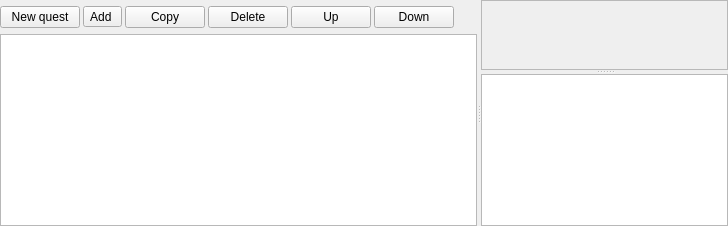
Above: src_new/ui/designer/quest_outline.ui from ThePi1/SPT-Trader-Builder before the change. Below: the same form after it.
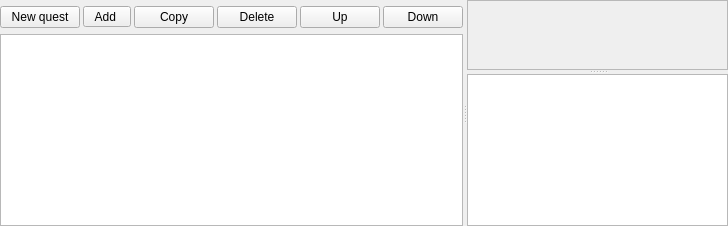
That is the form after the change.

Commit message:
Fix the Problems list height and stretch the Quests tab buttons
The tree in the Quests tab lost its stretch when the layout moved to the .ui
file, so the expanded Problems list took half the height. leftLayout now gives
the tree the spare height again, and the Problems list keeps its own size.

The button row has no trailing spacer and its buttons share the width equally;
the Add button's size policy is Minimum like the others, so it stretches too.

```diff
--- a/src_new/ui/designer/quest_outline.ui
+++ b/src_new/ui/designer/quest_outline.ui
@@ -29,7 +29,7 @@
       <enum>Qt::Horizontal</enum>
      </property>
      <widget class="QWidget" name="leftPane">
-      <layout class="QVBoxLayout" name="leftLayout">
+      <layout class="QVBoxLayout" name="leftLayout" stretch="0,1">
        <property name="leftMargin">
         <number>0</number>
        </property>
@@ -43,7 +43,7 @@
         <number>0</number>
        </property>
        <item>
-        <layout class="QHBoxLayout" name="tools">
+        <layout class="QHBoxLayout" name="tools" stretch="1,1,1,1,1,1">
          <property name="spacing">
           <number>3</number>
          </property>
@@ -59,6 +59,12 @@
          </item>
          <item>
           <widget class="QToolButton" name="add_button">
+           <property name="sizePolicy">
+            <sizepolicy hsizetype="Minimum" vsizetype="Fixed">
+             <horstretch>0</horstretch>
+             <verstretch>0</verstretch>
+            </sizepolicy>
+           </property>
            <property name="text">
             <string>Add </string>
            </property>
@@ -95,19 +101,6 @@
            </property>
           </widget>
          </item>
-         <item>
-          <spacer name="toolsSpacer">
-           <property name="orientation">
-            <enum>Qt::Horizontal</enum>
-           </property>
-           <property name="sizeHint" stdset="0">
-            <size>
-             <width>40</width>
-             <height>20</height>
-            </size>
-           </property>
-          </spacer>
-         </item>
         </layout>
        </item>
        <item>
```
The commit also changes 2 other files.
